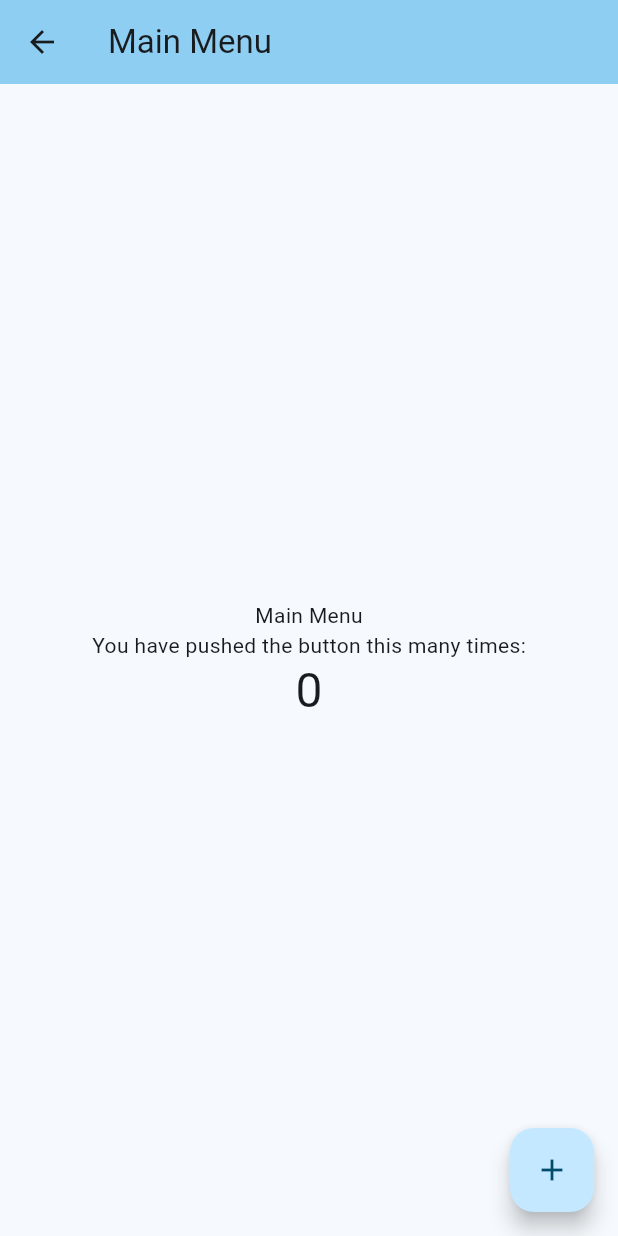
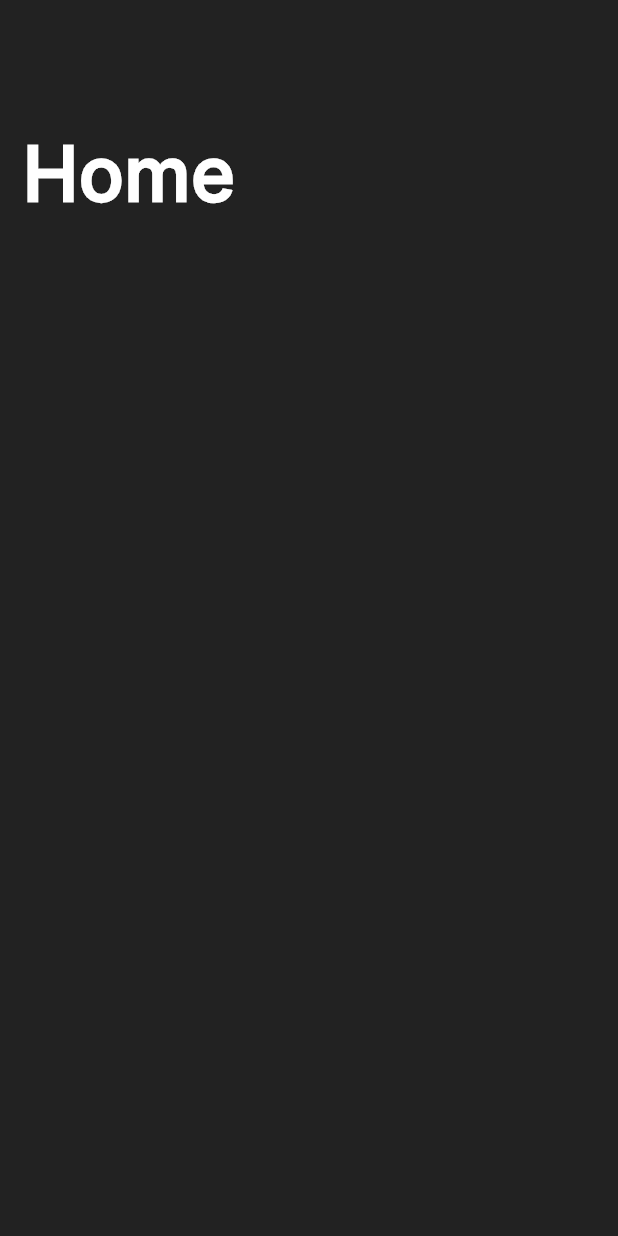
Before and after one commit to gbermudez2/shapesApp, a Flutter app: the MainMenu screen opened directly, on a phone screen of 412 x 824 dp. Run offline on Flutter 3.47's test engine with Material 3 defaults, Android fonts, the phone set to English and light mode, and no system bars.

Commit message:
updated looks of title and main menu

```diff
--- a/lib/main_menu.dart
+++ b/lib/main_menu.dart
@@ -5,49 +5,29 @@ class MainMenu extends StatefulWidget {
 
   final String title;
 
+
   @override
   State<MainMenu> createState() => _MainMenuState();
 }
 
 class _MainMenuState extends State<MainMenu> {
-  int _counter = 0;
-
-  void _incrementCounter() {
-    setState(() {
-      _counter++;
-      print("The counter has been increased to " + _counter.toString());
-    });
-  }
-
   @override
   Widget build(BuildContext context) {
-    return Scaffold(
-      appBar: AppBar(
-        backgroundColor: Theme.of(context).colorScheme.inversePrimary,
-        title: Text(widget.title),
-      ),
-      body: Center(
-        child: Column(
-          mainAxisAlignment: MainAxisAlignment.center,
-          children: <Widget>[
-            const Text(
-                'Main Menu'
-            ),
-            const Text(
-              'You have pushed the button this many times:',
-            ),
-            Text(
-              '$_counter',
-              style: Theme.of(context).textTheme.headlineLarge,
-            ),
-          ],
+    return const Scaffold(
+      backgroundColor: Colors.black87,
+      body: Align(
+        alignment: Alignment.topLeft,
+        child: Padding(
+          padding: EdgeInsets.only(left: 15, top: 80),
+          child: Text(
+            'Home',
+            style: TextStyle(fontSize: 50,
+                fontWeight: FontWeight.bold,
+                color: Colors.white,
+                fontFamily: 'Inter'),
+          ),
         ),
       ),
-      floatingActionButton: FloatingActionButton(
-        onPressed: _incrementCounter,
-        tooltip: 'Increment',
-        child: const Icon(Icons.add),
-      ), // This trailing comma makes auto-formatting nicer for build methods.
     );
   }
 }
--- a/pubspec.yaml
+++ b/pubspec.yaml
@@ -69,6 +69,11 @@ flutter:
   # For details regarding adding assets from package dependencies, see
   # https://flutter.dev/assets-and-images/#from-packages
 
+  fonts:
+    - family: Inter
+      fonts:
+        - asset: fonts/Inter-Medium.ttf
+
   # To add custom fonts to your application, add a fonts section here,
   # in this "flutter" section. Each entry in this list should have a
   # "family" key with the font family name, and a "fonts" key with a
```
Also changed, not shown: lib/main.dart (+14 -45 lines), fonts/Inter-Medium.ttf (added).
